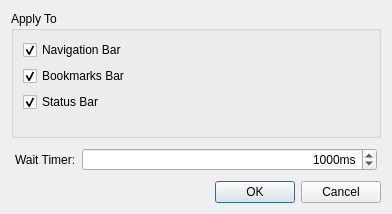
First picture: the form in plugins/LessChrome/settingdialog.ui, repository stream009/qupzilla-plugins, before the edit.
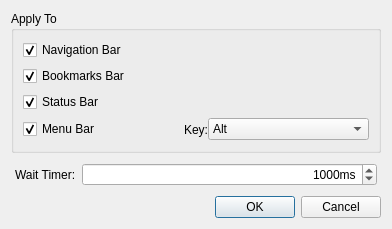
Second picture: the form after the edit.

Commit message: Add menu bar support

Diff of the .ui file:
```diff
--- a/plugins/LessChrome/settingdialog.ui
+++ b/plugins/LessChrome/settingdialog.ui
@@ -7,7 +7,7 @@
     <x>0</x>
     <y>0</y>
     <width>392</width>
-    <height>214</height>
+    <height>229</height>
    </rect>
   </property>
   <property name="windowTitle">
@@ -34,8 +34,8 @@
         <property name="title">
          <string>Apply To</string>
         </property>
-        <layout class="QFormLayout" name="formLayout">
-         <item row="0" column="0">
+        <layout class="QVBoxLayout" name="verticalLayout_3">
+         <item>
           <widget class="QCheckBox" name="navigationBar">
            <property name="text">
             <string>Navigation Bar</string>
@@ -45,7 +45,7 @@
            </property>
           </widget>
          </item>
-         <item row="1" column="0">
+         <item>
           <widget class="QCheckBox" name="bookmarksBar">
            <property name="text">
             <string>Bookmarks Bar</string>
@@ -55,7 +55,7 @@
            </property>
           </widget>
          </item>
-         <item row="2" column="0">
+         <item>
           <widget class="QCheckBox" name="statusBar">
            <property name="text">
             <string>Status Bar</string>
@@ -65,6 +65,60 @@
            </property>
           </widget>
          </item>
+         <item>
+          <widget class="QWidget" name="widget_3" native="true">
+           <layout class="QHBoxLayout" name="horizontalLayout" stretch="1,0,1">
+            <property name="spacing">
+             <number>0</number>
+            </property>
+            <property name="margin">
+             <number>0</number>
+            </property>
+            <item>
+             <widget class="QCheckBox" name="menuBar">
+              <property name="text">
+               <string>Menu Bar</string>
+              </property>
+              <property name="checked">
+               <bool>true</bool>
+              </property>
+             </widget>
+            </item>
+            <item>
+             <widget class="QLabel" name="label_2">
+              <property name="text">
+               <string>Key:</string>
+              </property>
+              <property name="buddy">
+               <cstring>menuBarKey</cstring>
+              </property>
+             </widget>
+            </item>
+            <item>
+             <widget class="QComboBox" name="menuBarKey">
+              <property name="currentIndex">
+               <number>2</number>
+              </property>
+              <item>
+               <property name="text">
+                <string>Shift</string>
+               </property>
+              </item>
+              <item>
+               <property name="text">
+                <string>Control</string>
+               </property>
+              </item>
+              <item>
+               <property name="text">
+                <string>Alt</string>
+               </property>
+              </item>
+             </widget>
+            </item>
+           </layout>
+          </widget>
+         </item>
         </layout>
        </widget>
       </item>
```
The commit also changes 10 other files.
